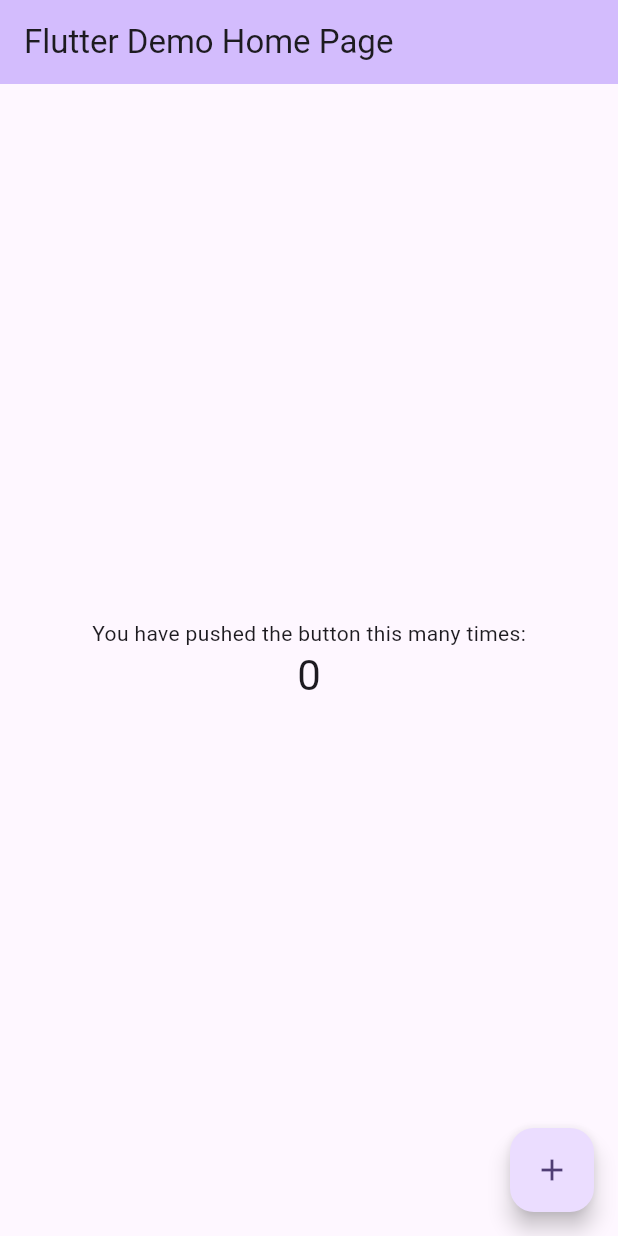
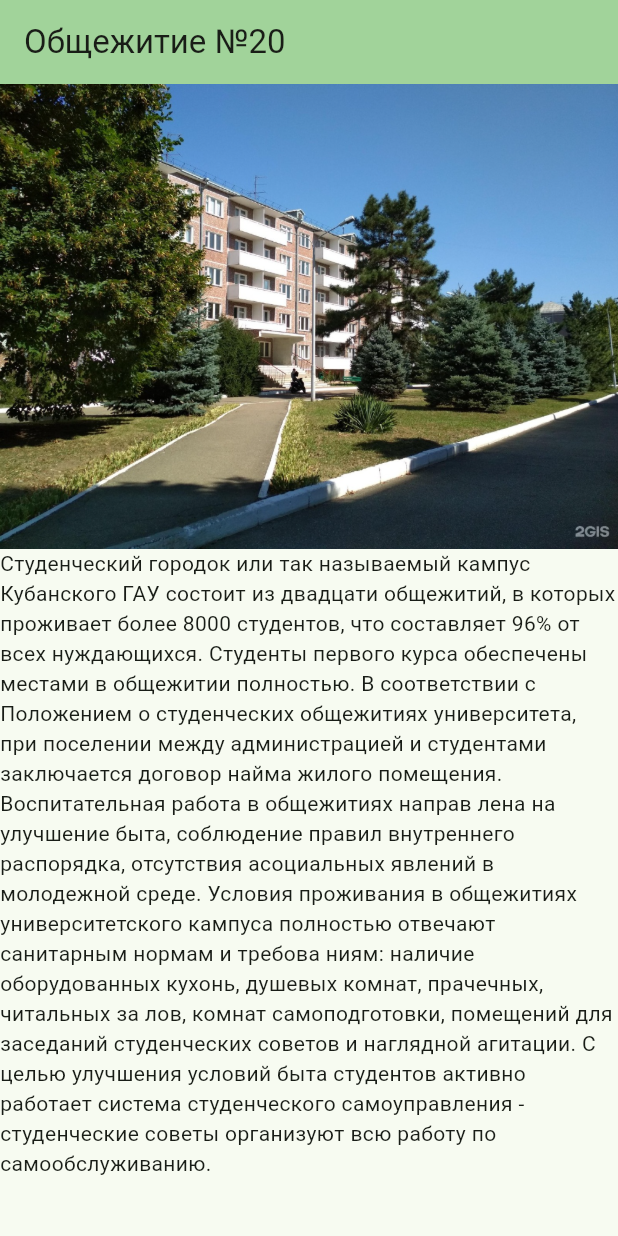
Before and after one commit to staffronik/Mobile-Devs, a Flutter app: the screen it shows after launch, on a phone screen of 412 x 824 dp. Run offline on Flutter 3.47's test engine with Material 3 defaults, Android fonts, the phone set to English and light mode, and no system bars.

Commit message:
created an assets folder with an image and a text files, showed these assets in a scrollable ListView object using an asynchronous method to get the contents of the .txt file

```diff
--- /dev/null
+++ b/lab4/assets/text.txt
@@ -0,0 +1 @@
+Студенческий городок или так называемый кампус Кубанского ГАУ состоит из двадцати общежитий, в которых проживает более 8000 студентов, что составляет 96% от всех нуждающихся. Студенты первого курса обеспечены местами в общежитии полностью. В соответствии с Положением о студенческих общежитиях университета, при поселении между администрацией и студентами заключается договор найма жилого помещения. Воспитательная работа в общежитиях направ лена на улучшение быта, соблюдение правил внутреннего распорядка, отсутствия асоциальных явлений в молодежной среде. Условия проживания в общежитиях университетского кампуса полностью отвечают санитарным нормам и требова ниям: наличие оборудованных кухонь, душевых комнат, прачечных, читальных за лов, комнат самоподготовки, помещений для заседаний студенческих советов и наглядной агитации. С целью улучшения условий быта студентов активно работает система студенческого самоуправления - студенческие советы организуют всю работу по самообслуживанию.
--- a/lab4/lib/main.dart
+++ b/lab4/lib/main.dart
@@ -1,4 +1,8 @@
+import 'dart:async';
+import 'dart:ui';
+
 import 'package:flutter/material.dart';
+import 'package:flutter/services.dart' show rootBundle;
 
 void main() {
   runApp(const MyApp());
@@ -6,48 +10,21 @@ void main() {
 
 class MyApp extends StatelessWidget {
   const MyApp({super.key});
-
-  // This widget is the root of your application.
   @override
   Widget build(BuildContext context) {
     return MaterialApp(
-      title: 'Flutter Demo',
+      title: 'Lab4',
       theme: ThemeData(
-        // This is the theme of your application.
-        //
-        // TRY THIS: Try running your application with "flutter run". You'll see
-        // the application has a purple toolbar. Then, without quitting the app,
-        // try changing the seedColor in the colorScheme below to Colors.green
-        // and then invoke "hot reload" (save your changes or press the "hot
-        // reload" button in a Flutter-supported IDE, or press "r" if you used
-        // the command line to start the app).
-        //
-        // Notice that the counter didn't reset back to zero; the application
-        // state is not lost during the reload. To reset the state, use hot
-        // restart instead.
-        //
-        // This works for code too, not just values: Most code changes can be
-        // tested with just a hot reload.
-        colorScheme: ColorScheme.fromSeed(seedColor: Colors.deepPurple),
+        colorScheme: ColorScheme.fromSeed(seedColor: Colors.green),
         useMaterial3: true,
       ),
-      home: const MyHomePage(title: 'Flutter Demo Home Page'),
+      home: const MyHomePage(title: 'Общежитие №20'),
     );
   }
 }
 
 class MyHomePage extends StatefulWidget {
   const MyHomePage({super.key, required this.title});
-
-  // This widget is the home page of your application. It is stateful, meaning
-  // that it has a State object (defined below) that contains fields that affect
-  // how it looks.
-
-  // This class is the configuration for the state. It holds the values (in this
-  // case the title) provided by the parent (in this case the App widget) and
-  // used by the build method of the State. Fields in a Widget subclass are
-  // always marked "final".
-
   final String title;
 
   @override
@@ -55,71 +32,41 @@ class MyHomePage extends StatefulWidget {
 }
 
 class _MyHomePageState extends State<MyHomePage> {
-  int _counter = 0;
+  //func space
+  @override
+  void initState() {
+    super.initState();
+    loadAsset();
+  }
 
-  void _incrementCounter() {
+  String _fileContents = "";
+  Future<void> loadAsset() async {
+    String fileText = await rootBundle.loadString('assets/text.txt');
     setState(() {
-      // This call to setState tells the Flutter framework that something has
-      // changed in this State, which causes it to rerun the build method below
-      // so that the display can reflect the updated values. If we changed
-      // _counter without calling setState(), then the build method would not be
-      // called again, and so nothing would appear to happen.
-      _counter++;
+      _fileContents = fileText;
     });
   }
 
   @override
   Widget build(BuildContext context) {
-    // This method is rerun every time setState is called, for instance as done
-    // by the _incrementCounter method above.
-    //
-    // The Flutter framework has been optimized to make rerunning build methods
-    // fast, so that you can just rebuild anything that needs updating rather
-    // than having to individually change instances of widgets.
     return Scaffold(
       appBar: AppBar(
-        // TRY THIS: Try changing the color here to a specific color (to
-        // Colors.amber, perhaps?) and trigger a hot reload to see the AppBar
-        // change color while the other colors stay the same.
         backgroundColor: Theme.of(context).colorScheme.inversePrimary,
-        // Here we take the value from the MyHomePage object that was created by
-        // the App.build method, and use it to set our appbar title.
         title: Text(widget.title),
       ),
-      body: Center(
-        // Center is a layout widget. It takes a single child and positions it
-        // in the middle of the parent.
-        child: Column(
-          // Column is also a layout widget. It takes a list of children and
-          // arranges them vertically. By default, it sizes itself to fit its
-          // children horizontally, and tries to be as tall as its parent.
-          //
-          // Column has various properties to control how it sizes itself and
-          // how it positions its children. Here we use mainAxisAlignment to
-          // center the children vertically; the main axis here is the vertical
-          // axis because Columns are vertical (the cross axis would be
-          // horizontal).
-          //
-          // TRY THIS: Invoke "debug painting" (choose the "Toggle Debug Paint"
-          // action in the IDE, or press "p" in the console), to see the
-          // wireframe for each widget.
-          mainAxisAlignment: MainAxisAlignment.center,
-          children: <Widget>[
-            const Text(
-              'You have pushed the button this many times:',
-            ),
-            Text(
-              '$_counter',
-              style: Theme.of(context).textTheme.headlineMedium,
-            ),
-          ],
-        ),
+      body: ListView(
+        children: [
+          Image.asset('assets/dormitoryImg.png'),
+
+          Row(),
+          Row(
+            children: [
+              Flexible(child: Text(_fileContents)),
+            ],
+          ),
+
+        ]
       ),
-      floatingActionButton: FloatingActionButton(
-        onPressed: _incrementCounter,
-        tooltip: 'Increment',
-        child: const Icon(Icons.add),
-      ), // This trailing comma makes auto-formatting nicer for build methods.
     );
   }
 }
--- a/lab4/pubspec.yaml
+++ b/lab4/pubspec.yaml
@@ -52,7 +52,6 @@ dev_dependencies:
 
 # The following section is specific to Flutter packages.
 flutter:
-
   # The following line ensures that the Material Icons font is
   # included with your application, so that you can use the icons in
   # the material Icons class.
@@ -88,3 +87,5 @@ flutter:
   #
   # For details regarding fonts from package dependencies,
   # see https://flutter.dev/custom-fonts/#from-packages
+  assets:
+    - assets/
```
Also changed, not shown: lab4/assets/dormitoryImg.png (added).
